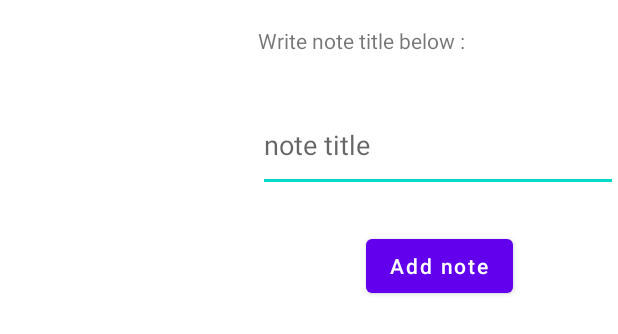
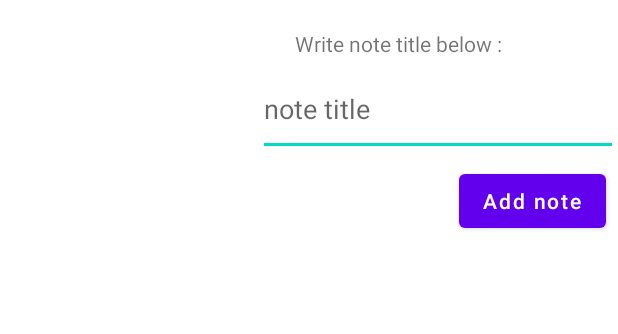
Before and after one commit to yarin181/app, an Android app: the layout activity_add_note_pop_up.xml on its own in the app's theme, with its tools: preview values and no code run, on a phone screen of 412 x 824 dp. Shown: the top 334 px of the screen. Run offline under Robolectric (Android 15) with nearby library versions, the phone set to English and light mode, and no system bars.

Commit message:
fix the add note pop up coordinate

```diff
--- a/src/main/java/com/example/noteapp2/NoteActivity.java
+++ b/src/main/java/com/example/noteapp2/NoteActivity.java
@@ -30,7 +30,7 @@ import java.util.ArrayList;
 import java.util.Scanner;
 
 public class NoteActivity extends AppCompatActivity {
-    private String FILE_NAME; //=  ;
+    private String FILE_NAME;
     EditText content;
     ListView listView;
     BasicNote noteContent;
@@ -103,7 +103,7 @@ public class NoteActivity extends AppCompatActivity {
     }
     public void load() {
         listView = findViewById(R.id.note_content2);
-        ArrayAdapter<String> arrayAdapter = new ArrayAdapter<String>(NoteActivity.this,
+        ArrayAdapter<String> arrayAdapter = new ArrayAdapter<>(NoteActivity.this,
                 android.R.layout.simple_list_item_1,noteContent.getListOfContents());
         listView.setAdapter(arrayAdapter);
     }
--- a/src/main/res/layout/activity_add_note_pop_up.xml
+++ b/src/main/res/layout/activity_add_note_pop_up.xml
@@ -12,10 +12,10 @@
         android:layout_height="wrap_content"
         android:layout_alignParentTop="true"
         android:layout_alignParentEnd="true"
-        android:layout_marginTop="17dp"
-        android:layout_marginEnd="28dp"
-        android:hint="note title"
-        android:text="Write note title below :"
+        android:layout_marginTop="19dp"
+        android:layout_marginEnd="3dp"
+        android:hint="@string/note_title"
+        android:text="@string/write_note_title_below"
         app:layout_constraintEnd_toEndOf="parent"
         app:layout_constraintHorizontal_bias="0.386"
         app:layout_constraintStart_toStartOf="parent" />
@@ -26,11 +26,12 @@
         android:layout_height="62dp"
         android:layout_below="@+id/textView"
         android:layout_alignParentEnd="true"
-        android:layout_marginTop="29dp"
+        android:layout_marginTop="3dp"
         android:layout_marginEnd="0dp"
         android:ems="10"
-        android:hint="note title"
-        android:inputType="textPersonName" />
+        android:hint="@string/note_title"
+        android:inputType="textPersonName"
+        android:autofillHints="write here" />
 
     <Button
         android:id="@+id/button2"
@@ -38,9 +39,9 @@
         android:layout_height="wrap_content"
         android:layout_below="@+id/textBox2"
         android:layout_alignParentEnd="true"
-        android:layout_marginTop="25dp"
-        android:layout_marginEnd="70dp"
+        android:layout_marginTop="6dp"
+        android:layout_marginEnd="8dp"
         android:onClick="addNote"
-        android:text="Add note"
+        android:text="@string/add_note"
         android:textAllCaps="false" />
 </RelativeLayout>
--- a/src/main/res/values/strings.xml
+++ b/src/main/res/values/strings.xml
@@ -1,3 +1,6 @@
 <resources>
     <string name="app_name">note app 2</string>
+    <string name="note_title">note title</string>
+    <string name="write_note_title_below">Write note title below :</string>
+    <string name="add_note">Add note</string>
 </resources>
```
Also changed, not shown: src/main/java/com/example/noteapp2/AddNotePopUP.java (+22 -11 lines), src/main/java/com/example/noteapp2/MainActivity.java (+24 -24 lines).
